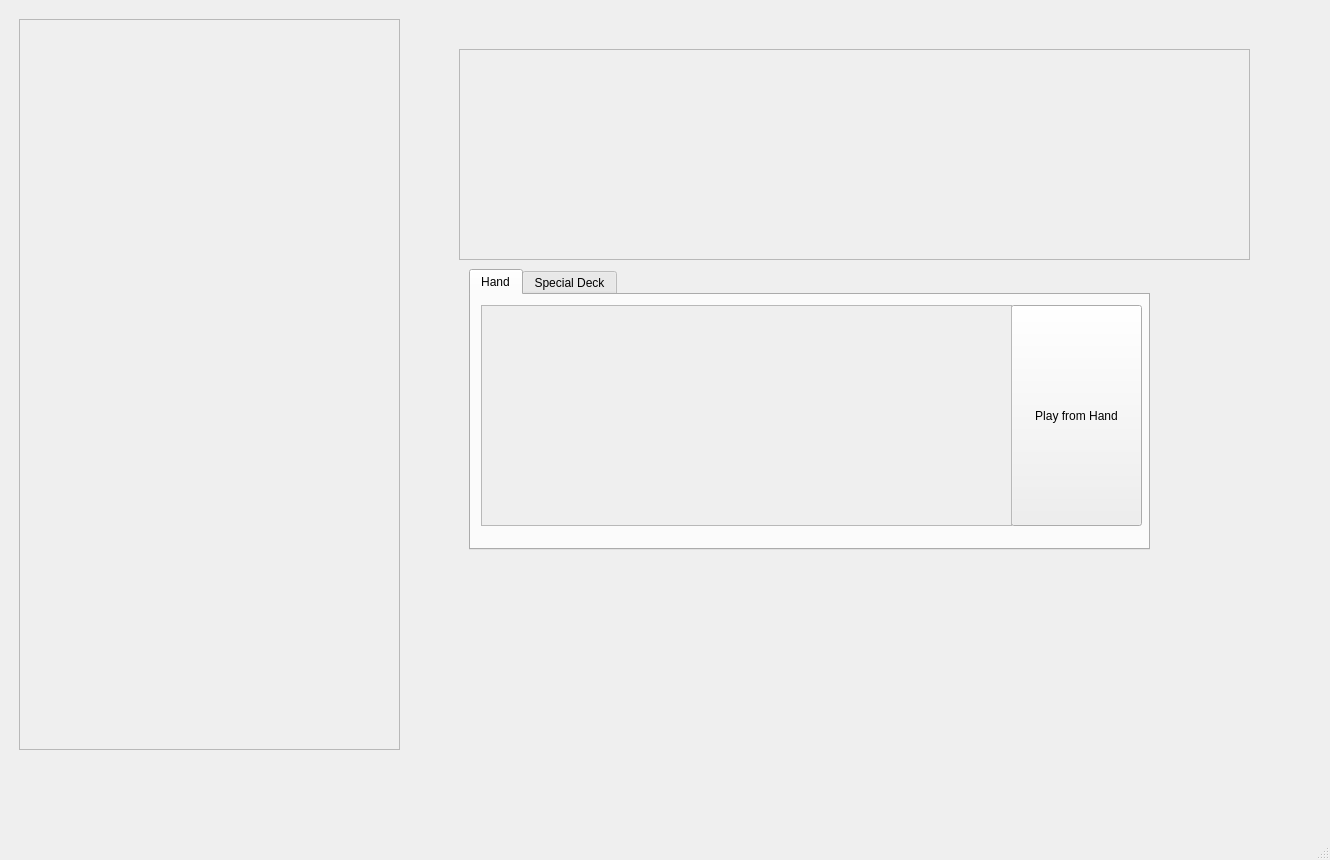
Above: src/ui/mainwindow.ui from Bl0tniaQus/ElementsCG before the change. Below: the same form after it.
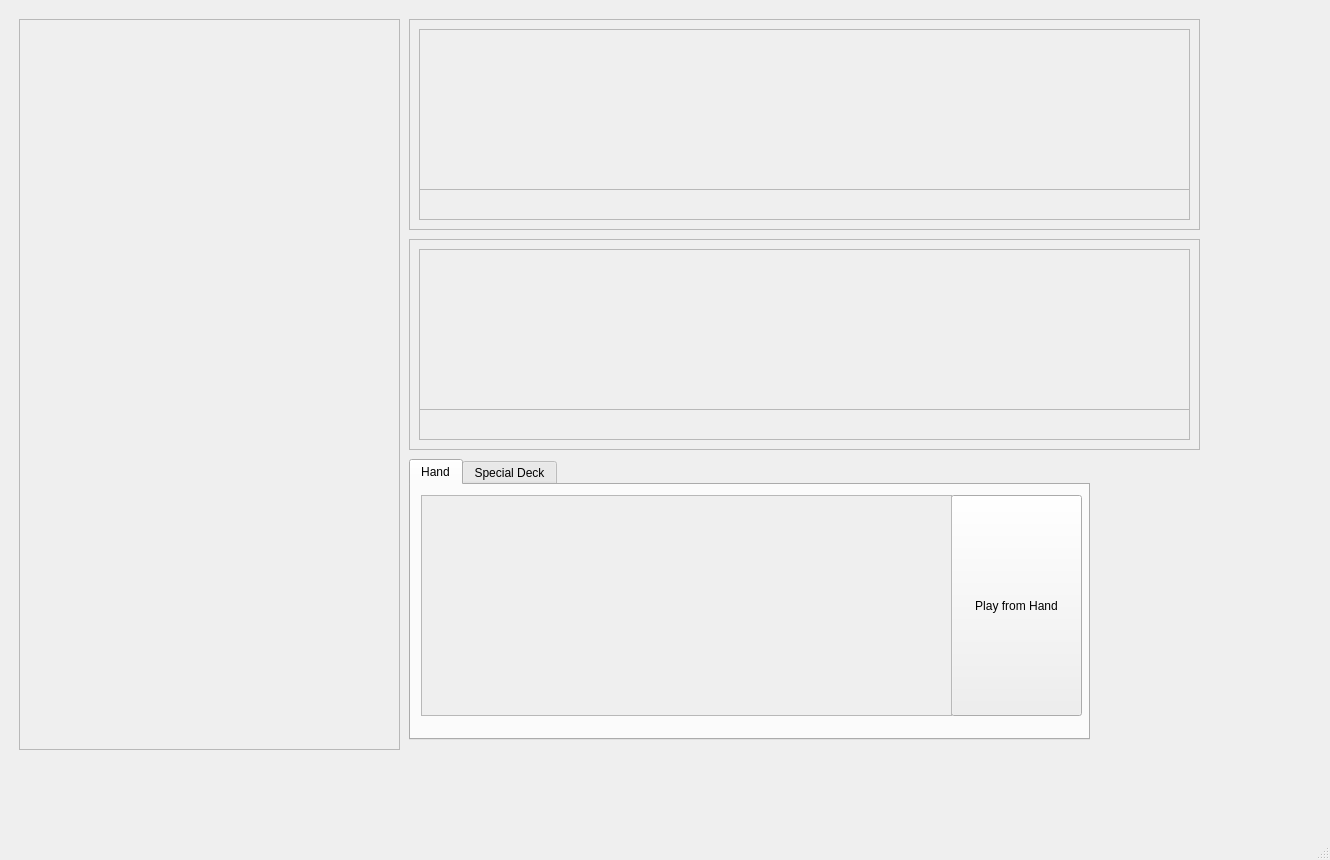
That is the form after the change. The open tabs and pages were chosen to show the change.

```diff
--- a/src/ui/mainwindow.ui
+++ b/src/ui/mainwindow.ui
@@ -71,8 +71,8 @@
        <widget class="QFrame" name="playerField">
         <property name="geometry">
          <rect>
-          <x>450</x>
-          <y>40</y>
+          <x>400</x>
+          <y>230</y>
           <width>791</width>
           <height>211</height>
          </rect>
@@ -83,7 +83,7 @@
         <property name="frameShadow">
          <enum>QFrame::Raised</enum>
         </property>
-        <widget class="QWidget" name="horizontalLayoutWidget">
+        <widget class="QFrame" name="playerFieldFrame">
          <property name="geometry">
           <rect>
            <x>10</x>
@@ -92,9 +92,25 @@
            <height>161</height>
           </rect>
          </property>
-         <layout class="QHBoxLayout" name="plaerFieldImages"/>
+         <property name="frameShape">
+          <enum>QFrame::StyledPanel</enum>
+         </property>
+         <property name="frameShadow">
+          <enum>QFrame::Raised</enum>
+         </property>
+         <widget class="QWidget" name="horizontalLayoutWidget">
+          <property name="geometry">
+           <rect>
+            <x>10</x>
+            <y>10</y>
+            <width>751</width>
+            <height>141</height>
+           </rect>
+          </property>
+          <layout class="QHBoxLayout" name="playerFieldImages"/>
+         </widget>
         </widget>
-        <widget class="QWidget" name="horizontalLayoutWidget_2">
+        <widget class="QFrame" name="playerFieldLabelsFrame">
          <property name="geometry">
           <rect>
            <x>10</x>
@@ -103,14 +119,30 @@
            <height>31</height>
           </rect>
          </property>
-         <layout class="QHBoxLayout" name="horizontalLayout"/>
+         <property name="frameShape">
+          <enum>QFrame::StyledPanel</enum>
+         </property>
+         <property name="frameShadow">
+          <enum>QFrame::Raised</enum>
+         </property>
+         <widget class="QWidget" name="horizontalLayoutWidget_2">
+          <property name="geometry">
+           <rect>
+            <x>10</x>
+            <y>10</y>
+            <width>751</width>
+            <height>16</height>
+           </rect>
+          </property>
+          <layout class="QHBoxLayout" name="playerFieldLabels"/>
+         </widget>
         </widget>
        </widget>
        <widget class="QTabWidget" name="cardTabs">
         <property name="geometry">
          <rect>
-          <x>460</x>
-          <y>260</y>
+          <x>400</x>
+          <y>450</y>
           <width>681</width>
           <height>281</height>
          </rect>
@@ -216,6 +248,76 @@
          </widget>
         </widget>
        </widget>
+       <widget class="QFrame" name="opponentField">
+        <property name="geometry">
+         <rect>
+          <x>400</x>
+          <y>10</y>
+          <width>791</width>
+          <height>211</height>
+         </rect>
+        </property>
+        <property name="frameShape">
+         <enum>QFrame::StyledPanel</enum>
+        </property>
+        <property name="frameShadow">
+         <enum>QFrame::Raised</enum>
+        </property>
+        <widget class="QFrame" name="opponentFieldFrame">
+         <property name="geometry">
+          <rect>
+           <x>10</x>
+           <y>10</y>
+           <width>771</width>
+           <height>161</height>
+          </rect>
+         </property>
+         <property name="frameShape">
+          <enum>QFrame::StyledPanel</enum>
+         </property>
+         <property name="frameShadow">
+          <enum>QFrame::Raised</enum>
+         </property>
+         <widget class="QWidget" name="horizontalLayoutWidget_3">
+          <property name="geometry">
+           <rect>
+            <x>10</x>
+            <y>10</y>
+            <width>751</width>
+            <height>141</height>
+           </rect>
+          </property>
+          <layout class="QHBoxLayout" name="opponentFieldImages"/>
+         </widget>
+        </widget>
+        <widget class="QFrame" name="opponentFieldLabelsFrame">
+         <property name="geometry">
+          <rect>
+           <x>10</x>
+           <y>170</y>
+           <width>771</width>
+           <height>31</height>
+          </rect>
+         </property>
+         <property name="frameShape">
+          <enum>QFrame::StyledPanel</enum>
+         </property>
+         <property name="frameShadow">
+          <enum>QFrame::Raised</enum>
+         </property>
+         <widget class="QWidget" name="horizontalLayoutWidget_4">
+          <property name="geometry">
+           <rect>
+            <x>10</x>
+            <y>10</y>
+            <width>751</width>
+            <height>16</height>
+           </rect>
+          </property>
+          <layout class="QHBoxLayout" name="opponentFieldLabels"/>
+         </widget>
+        </widget>
+       </widget>
       </widget>
      </widget>
     </item>
```
